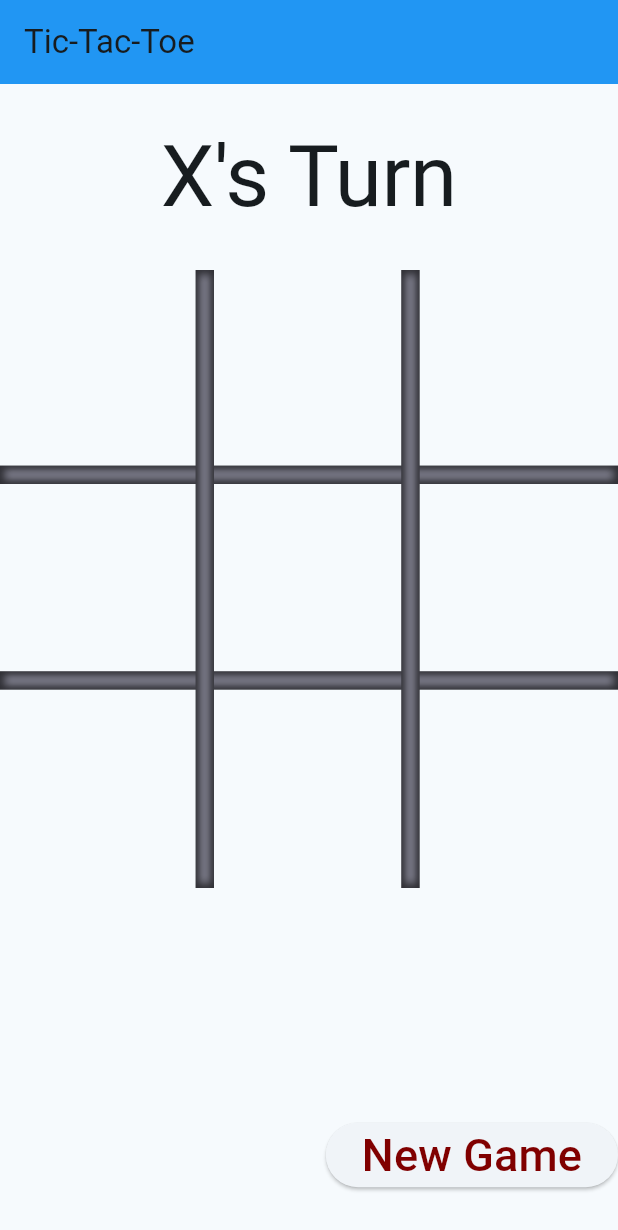
After one commit to CSSE480-Fisher-Fall-2023-2024/Tic-Tac-Toe, a Flutter app: the screen it shows after launch, on a phone screen of 412 x 824 dp. The commit adds this screen. Shown: the top 1230 px of the screen. Run offline on Flutter 3.47's test engine with Material 2 defaults, Android fonts, the phone set to English and light mode, and no system bars.

Commit message:
refactor board component

```diff
--- /dev/null
+++ b/tic_tac_toe/lib/board_component.dart
@@ -0,0 +1,47 @@
+import 'package:flutter/material.dart';
+import 'package:tic_tac_toe/tic_tac_toe_game.dart';
+
+class Board extends StatelessWidget {
+  final TicTacToeGame game;
+  final void Function(int) pressedSquare;
+
+  const Board({
+    super.key,
+    required this.game,
+    required this.pressedSquare,
+  });
+
+  @override
+  Widget build(BuildContext context) {
+    List<Widget> buttons = [];
+    for (var k = 0; k < 9; k++) {
+      var filename = "assets/images/blank.png";
+      if (game.board[k] == TicTacToeMark.x) {
+        filename = "assets/images/x.png";
+      } else if (game.board[k] == TicTacToeMark.o) {
+        filename = "assets/images/o.png";
+      }
+      var newButton = InkWell(
+        onTap: () {
+          pressedSquare(k);
+        },
+        child: Image.asset(filename),
+      );
+      buttons.add(newButton);
+    }
+    return Expanded(
+      child: Stack(
+        children: [
+          Image.asset("assets/images/board.png"),
+          GridView.count(
+            crossAxisCount: 3,
+            physics: const NeverScrollableScrollPhysics(),
+            crossAxisSpacing: 30.0,
+            mainAxisSpacing: 30.0,
+            children: buttons,
+          ),
+        ],
+      ),
+    );
+  }
+}
--- a/tic_tac_toe/lib/tic_tac_toe_page.dart
+++ b/tic_tac_toe/lib/tic_tac_toe_page.dart
@@ -1,4 +1,5 @@
 import 'package:flutter/material.dart';
+import 'package:tic_tac_toe/board_component.dart';
 import 'package:tic_tac_toe/tic_tac_toe_game.dart';
 
 class TicTacToePage extends StatefulWidget {
@@ -29,25 +30,6 @@ class _TicTacToePageState extends State<TicTacToePage> {
 
   @override
   Widget build(BuildContext context) {
-    List<Widget> buttons = [];
-    for (var k = 0; k < 9; k++) {
-      var filename = "assets/images/blank.png";
-      if (game.board[k] == TicTacToeMark.x) {
-        filename = "assets/images/x.png";
-      } else if (game.board[k] == TicTacToeMark.o) {
-        filename = "assets/images/o.png";
-      }
-      var newButton = InkWell(
-        onTap: () {
-          setState(() {
-            game.pressedSquare(k);
-          });
-        },
-        child: Image.asset(filename),
-      );
-      buttons.add(newButton);
-    }
-
     return Scaffold(
       appBar: AppBar(
         title: const Text("Tic-Tac-Toe"),
@@ -68,19 +50,13 @@ class _TicTacToePageState extends State<TicTacToePage> {
                   style: Theme.of(context).textTheme.displayLarge,
                 ),
               ),
-              Expanded(
-                child: Stack(
-                  children: [
-                    Image.asset("assets/images/board.png"),
-                    GridView.count(
-                      crossAxisCount: 3,
-                      physics: const NeverScrollableScrollPhysics(),
-                      crossAxisSpacing: 30.0,
-                      mainAxisSpacing: 30.0,
-                      children: buttons,
-                    ),
-                  ],
-                ),
+              Board(
+                game: game,
+                pressedSquare: (index) {
+                  setState(() {
+                    game.pressedSquare(index);
+                  });
+                },
               ),
               Container(
                 margin: const EdgeInsets.only(bottom: 30.0),
```
